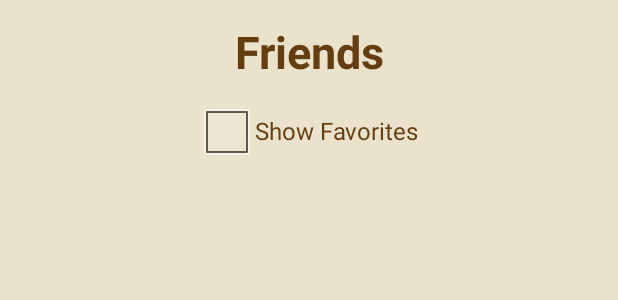
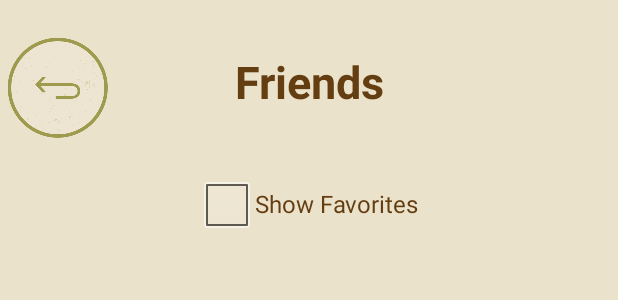
Before and after one commit to Donaschmi/UCLove, an Android app: the layout activity_friends.xml on its own in the app's theme, with its tools: preview values and no code run, on a phone screen of 412 x 824 dp. Shown: the top 300 px of the screen. Run offline under Robolectric (Android 15) with nearby library versions, the phone set to English and light mode, and no system bars.

Commit message:
added button back to Friends

```diff
--- a/app/src/main/res/layout/activity_friends.xml
+++ b/app/src/main/res/layout/activity_friends.xml
@@ -9,13 +9,31 @@
 
 
 
+    <RelativeLayout
+        android:layout_width="match_parent"
+        android:layout_height="wrap_content"
+        android:id="@+id/title_request"
+        android:paddingBottom="30px"
+        android:paddingTop="30px">
 
+    <ImageButton
+        android:id="@+id/btn_back"
+
+        android:layout_width="wrap_content"
+        android:layout_height="wrap_content"
+
+        android:src="@mipmap/back"
+        android:background="@android:color/transparent"
+        />
     <TextView
         android:id="@+id/textView_title_profile"
         style="@style/Titre"
         android:layout_width="match_parent"
         android:layout_height="58dp"
-        android:text="Friends" />
+        android:text="Friends"
+        android:background="@android:color/transparent"/>/>
+
+    </RelativeLayout>
 
     <CheckBox
         android:layout_width="wrap_content"
```
Also changed, not shown: app/src/main/java/ucloveproject/uclove/Activity/Friends.java (+15 -7 lines), app/src/main/java/ucloveproject/uclove/Activity/Request.java (deleted, +0 -7 lines).
